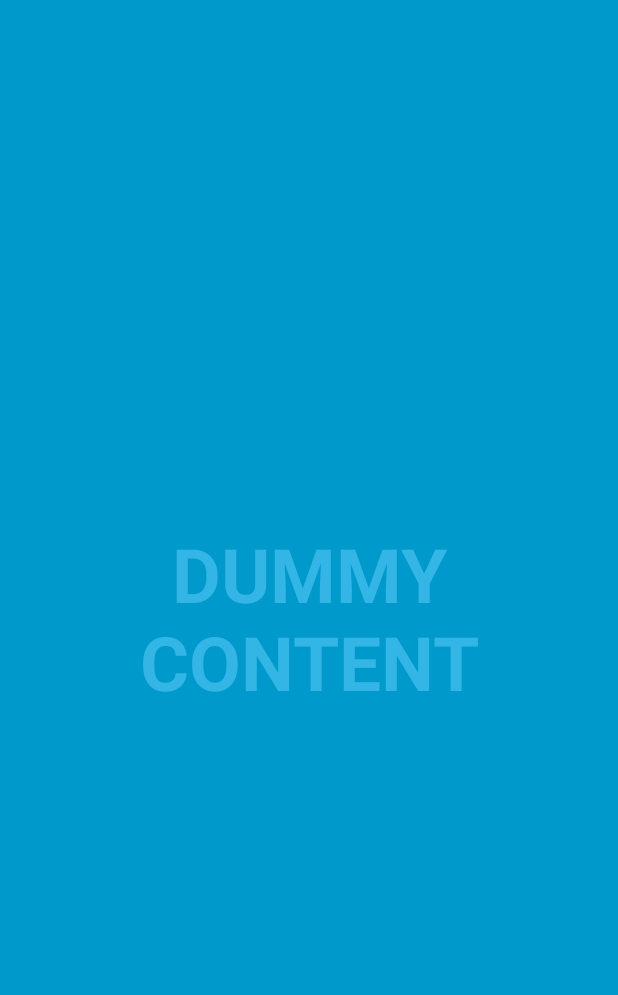
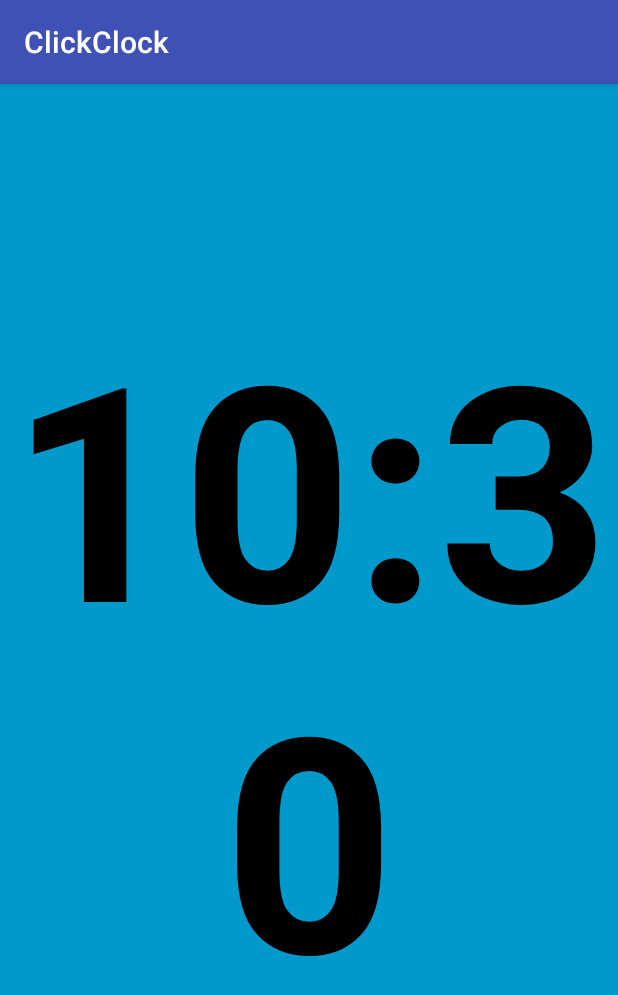
Before and after one commit to len-tyai/ClickClock, an Android app: the screen it shows after launch (MainActivity), on a phone screen of 412 x 824 dp. Shown: the top 995 px of the screen. Run offline under Robolectric (Android 15) with nearby library versions, the phone set to English and light mode, and no system bars.

Commit message:
Remove animations and add text to speech in Russian (II)

```diff
--- a/app/src/main/java/com/betterlife/clickclock/MainActivity.java
+++ b/app/src/main/java/com/betterlife/clickclock/MainActivity.java
@@ -1,163 +1,53 @@
 package com.betterlife.clickclock;
 
-import android.annotation.SuppressLint;
-import android.support.v7.app.ActionBar;
 import android.support.v7.app.AppCompatActivity;
 import android.os.Bundle;
 import android.os.Handler;
-import android.view.MotionEvent;
 import android.view.View;
+import android.widget.TextView;
 
-/**
- * An example full-screen activity that shows and hides the system UI (i.e.
- * status bar and navigation/system bar) with user interaction.
- */
+import java.text.SimpleDateFormat;
+import java.util.Date;
+import java.util.Locale;
+
 public class MainActivity extends AppCompatActivity {
-    /**
-     * Whether or not the system UI should be auto-hidden after
-     * {@link #AUTO_HIDE_DELAY_MILLIS} milliseconds.
-     */
-    private static final boolean AUTO_HIDE = true;
+    private final Handler mHideHandler = new Handler();
+    private TextView mButton;
+    private Speaker mSpeaker;
 
-    /**
-     * If {@link #AUTO_HIDE} is set, the number of milliseconds to wait after
-     * user interaction before hiding the system UI.
-     */
-    private static final int AUTO_HIDE_DELAY_MILLIS = 3000;
-
-    /**
-     * Some older devices needs a small delay between UI widget updates
-     * and a change of the status and navigation bar.
-     */
-    private static final int UI_ANIMATION_DELAY = 300;
-    private final Handler mHideHandler = new Handler();
-    private View mContentView;
-    private final Runnable mHidePart2Runnable = new Runnable() {
-        @SuppressLint("InlinedApi")
+    Runnable mShowTime = new Runnable() {
         @Override
         public void run() {
-            // Delayed removal of status and navigation bar
-
-            // Note that some of these constants are new as of API 16 (Jelly Bean)
-            // and API 19 (KitKat). It is safe to use them, as they are inlined
-            // at compile-time and do nothing on earlier devices.
-            mContentView.setSystemUiVisibility(View.SYSTEM_UI_FLAG_LOW_PROFILE
-                    | View.SYSTEM_UI_FLAG_FULLSCREEN
-                    | View.SYSTEM_UI_FLAG_LAYOUT_STABLE
-                    | View.SYSTEM_UI_FLAG_IMMERSIVE_STICKY
-                    | View.SYSTEM_UI_FLAG_LAYOUT_HIDE_NAVIGATION
-                    | View.SYSTEM_UI_FLAG_HIDE_NAVIGATION);
-        }
-    };
-    private View mControlsView;
-    private final Runnable mShowPart2Runnable = new Runnable() {
-        @Override
-        public void run() {
-            // Delayed display of UI elements
-            ActionBar actionBar = getSupportActionBar();
-            if (actionBar != null) {
-                actionBar.show();
-            }
-            mControlsView.setVisibility(View.VISIBLE);
-        }
-    };
-    private boolean mVisible;
-    private final Runnable mHideRunnable = new Runnable() {
-        @Override
-        public void run() {
-            hide();
-        }
-    };
-    /**
-     * Touch listener to use for in-layout UI controls to delay hiding the
-     * system UI. This is to prevent the jarring behavior of controls going away
-     * while interacting with activity UI.
-     */
-    private final View.OnTouchListener mDelayHideTouchListener = new View.OnTouchListener() {
-        @Override
-        public boolean onTouch(View view, MotionEvent motionEvent) {
-            if (AUTO_HIDE) {
-                delayedHide(AUTO_HIDE_DELAY_MILLIS);
-            }
-            return false;
+            mButton.setText(new SimpleDateFormat("HH:mm", Locale.US)
+                    .format(new Date()));
+            mHideHandler.postDelayed(this, 1000);
         }
     };
 
     @Override
     protected void onCreate(Bundle savedInstanceState) {
         super.onCreate(savedInstanceState);
-
         setContentView(R.layout.activity_main);
 
-        mVisible = true;
-        mControlsView = findViewById(R.id.fullscreen_content_controls);
-        mContentView = findViewById(R.id.fullscreen_content);
-
-
-        // Set up the user interaction to manually show or hide the system UI.
-        mContentView.setOnClickListener(new View.OnClickListener() {
-            @Override
-            public void onClick(View view) {
-                toggle();
-            }
-        });
-
-        // Upon interacting with UI controls, delay any scheduled hide()
-        // operations to prevent the jarring behavior of controls going away
-        // while interacting with the UI.
-        findViewById(R.id.dummy_button).setOnTouchListener(mDelayHideTouchListener);
+        mButton = findViewById(R.id.button);
+        mHideHandler.postDelayed(mShowTime, 10);
+        mSpeaker = new Speaker(this);
     }
 
     @Override
-    protected void onPostCreate(Bundle savedInstanceState) {
-        super.onPostCreate(savedInstanceState);
-
-        // Trigger the initial hide() shortly after the activity has been
-        // created, to briefly hint to the user that UI controls
-        // are available.
-        delayedHide(100);
+    protected void onPause() {
+        super.onPause();
+        mHideHandler.removeCallbacks(mShowTime);
     }
 
-    private void toggle() {
-        if (mVisible) {
-            hide();
-        } else {
-            show();
-        }
+    public void button_clicked(View view) {
+        System.out.println("Button clicked ");
+        mSpeaker.speak(mButton.getText().toString());
     }
 
-    private void hide() {
-        // Hide UI first
-        ActionBar actionBar = getSupportActionBar();
-        if (actionBar != null) {
-            actionBar.hide();
-        }
-        mControlsView.setVisibility(View.GONE);
-        mVisible = false;
-
-        // Schedule a runnable to remove the status and navigation bar after a delay
-        mHideHandler.removeCallbacks(mShowPart2Runnable);
-        mHideHandler.postDelayed(mHidePart2Runnable, UI_ANIMATION_DELAY);
-    }
-
-    @SuppressLint("InlinedApi")
-    private void show() {
-        // Show the system bar
-        mContentView.setSystemUiVisibility(View.SYSTEM_UI_FLAG_LAYOUT_FULLSCREEN
-                | View.SYSTEM_UI_FLAG_LAYOUT_HIDE_NAVIGATION);
-        mVisible = true;
-
-        // Schedule a runnable to display UI elements after a delay
-        mHideHandler.removeCallbacks(mHidePart2Runnable);
-        mHideHandler.postDelayed(mShowPart2Runnable, UI_ANIMATION_DELAY);
-    }
-
-    /**
-     * Schedules a call to hide() in delay milliseconds, canceling any
-     * previously scheduled calls.
-     */
-    private void delayedHide(int delayMillis) {
-        mHideHandler.removeCallbacks(mHideRunnable);
-        mHideHandler.postDelayed(mHideRunnable, delayMillis);
+    @Override
+    protected void onDestroy() {
+        super.onDestroy();
+        mSpeaker.destroy();
     }
 }
--- a/app/src/main/res/layout/activity_main.xml
+++ b/app/src/main/res/layout/activity_main.xml
@@ -9,42 +9,15 @@
          is needed to present your content, e.g. VideoView, SurfaceView,
          TextureView, etc. -->
     <TextView
-        android:id="@+id/fullscreen_content"
+        android:id="@+id/button"
         android:layout_width="match_parent"
         android:layout_height="match_parent"
         android:gravity="center"
         android:keepScreenOn="true"
-        android:text="@string/dummy_content"
-        android:textColor="#33b5e5"
-        android:textSize="50sp"
-        android:textStyle="bold" />
-
-    <!-- This FrameLayout insets its children based on system windows using
-         android:fitsSystemWindows. -->
-    <FrameLayout
-        android:layout_width="match_parent"
-        android:layout_height="match_parent"
-        android:fitsSystemWindows="true">
-
-        <LinearLayout
-            android:id="@+id/fullscreen_content_controls"
-            style="?metaButtonBarStyle"
-            android:layout_width="match_parent"
-            android:layout_height="wrap_content"
-            android:layout_gravity="bottom|center_horizontal"
-            android:background="@color/black_overlay"
-            android:orientation="horizontal"
-            tools:ignore="UselessParent">
-
-            <Button
-                android:id="@+id/dummy_button"
-                style="?metaButtonBarButtonStyle"
-                android:layout_width="0dp"
-                android:layout_height="wrap_content"
-                android:layout_weight="1"
-                android:text="@string/dummy_button" />
-
-        </LinearLayout>
-    </FrameLayout>
+        android:text="@string/loading_content"
+        android:textColor="#000000"
+        android:textSize="200sp"
+        android:textStyle="bold"
+        android:onClick="button_clicked"/>
 
 </FrameLayout>
--- a/app/src/main/res/values/strings.xml
+++ b/app/src/main/res/values/strings.xml
@@ -2,5 +2,5 @@
     <string name="app_name">ClickClock</string>
 
     <string name="dummy_button">Dummy Button</string>
-    <string name="dummy_content">DUMMY\nCONTENT</string>
+    <string name="loading_content">ЗАРЕЖДА...</string>
 </resources>
```
Also changed, not shown: app/src/main/java/com/betterlife/clickclock/Speaker.java (+36 -1 lines), 1 other file.
